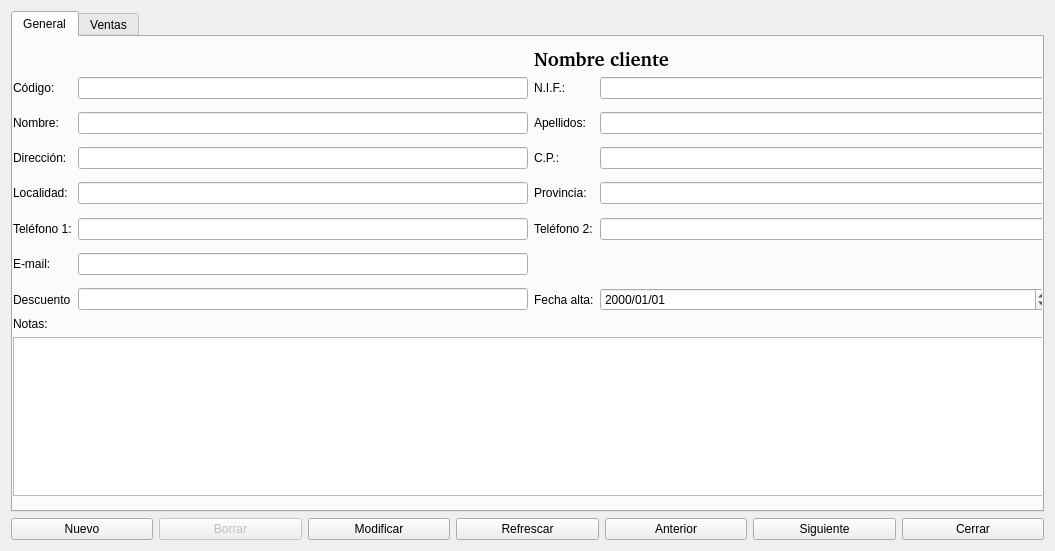
First picture: the form in clientes.ui, repository Ladis72/tienda, before the edit.
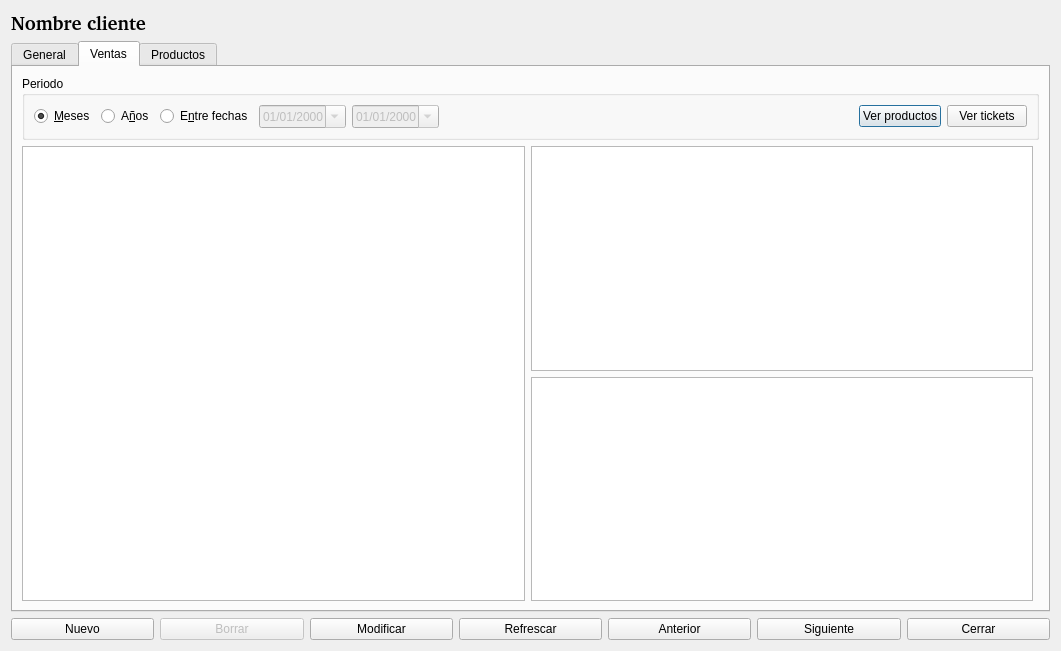
Second picture: the form after the edit. The open tabs and pages were chosen to show the change.

Commit message: Añadido historico de tickets local a clientes

Patch:
```diff
--- a/clientes.ui
+++ b/clientes.ui
@@ -6,16 +6,93 @@
    <rect>
     <x>0</x>
     <y>0</y>
-    <width>1055</width>
-    <height>551</height>
+    <width>1061</width>
+    <height>651</height>
    </rect>
   </property>
   <property name="windowTitle">
    <string>Clientes</string>
   </property>
-  <layout class="QVBoxLayout" name="verticalLayout">
-   <item>
-    <widget class="QTabWidget" name="tabWidget">
+  <layout class="QGridLayout" name="gridLayout">
+   <item row="2" column="0">
+    <layout class="QHBoxLayout" name="horizontalLayout">
+     <item>
+      <widget class="QPushButton" name="pushButtonNuevo">
+       <property name="text">
+        <string>Nuevo</string>
+       </property>
+       <property name="autoDefault">
+        <bool>false</bool>
+       </property>
+      </widget>
+     </item>
+     <item>
+      <widget class="QPushButton" name="pushButtonBorrar">
+       <property name="enabled">
+        <bool>false</bool>
+       </property>
+       <property name="text">
+        <string>Borrar</string>
+       </property>
+       <property name="autoDefault">
+        <bool>false</bool>
+       </property>
+      </widget>
+     </item>
+     <item>
+      <widget class="QPushButton" name="pushButtonModificar">
+       <property name="text">
+        <string>Modificar</string>
+       </property>
+       <property name="autoDefault">
+        <bool>false</bool>
+       </property>
+      </widget>
+     </item>
+     <item>
+      <widget class="QPushButton" name="pushButtonReffrescar">
+       <property name="text">
+        <string>Refrescar</string>
+       </property>
+       <property name="autoDefault">
+        <bool>false</bool>
+       </property>
+      </widget>
+     </item>
+     <item>
+      <widget class="QPushButton" name="pushButtonAnterior">
+       <property name="text">
+        <string>Anterior</string>
+       </property>
+       <property name="autoDefault">
+        <bool>false</bool>
+       </property>
+      </widget>
+     </item>
+     <item>
+      <widget class="QPushButton" name="pushButtonSiguiente">
+       <property name="text">
+        <string>Siguiente</string>
+       </property>
+       <property name="autoDefault">
+        <bool>false</bool>
+       </property>
+      </widget>
+     </item>
+     <item>
+      <widget class="QPushButton" name="pushButtonCerrar">
+       <property name="text">
+        <string>Cerrar</string>
+       </property>
+       <property name="autoDefault">
+        <bool>false</bool>
+       </property>
+      </widget>
+     </item>
+    </layout>
+   </item>
+   <item row="1" column="0">
+    <widget class="QTabWidget" name="tabWidgetProductos">
      <property name="currentIndex">
       <number>1</number>
      </property>
@@ -250,21 +327,6 @@
           </property>
          </widget>
         </item>
-        <item row="0" column="2" colspan="2">
-         <widget class="QLabel" name="labelNombreCliente">
-          <property name="font">
-           <font>
-            <family>Bitstream Charter</family>
-            <pointsize>14</pointsize>
-            <weight>75</weight>
-            <bold>true</bold>
-           </font>
-          </property>
-          <property name="text">
-           <string>Nombre cliente</string>
-          </property>
-         </widget>
-        </item>
         <item row="5" column="2">
          <widget class="QLabel" name="label_6">
           <property name="text">
@@ -288,8 +350,15 @@
       <attribute name="title">
        <string>Ventas</string>
       </attribute>
-      <layout class="QVBoxLayout" name="verticalLayout_2">
-       <item>
+      <layout class="QGridLayout" name="gridLayout_2">
+       <item row="3" column="1">
+        <widget class="QTableView" name="tableView2">
+         <property name="editTriggers">
+          <set>QAbstractItemView::NoEditTriggers</set>
+         </property>
+        </widget>
+       </item>
+       <item row="1" column="0" colspan="3">
         <widget class="QGroupBox" name="groupBox">
          <property name="title">
           <string>Periodo</string>
@@ -359,98 +428,50 @@
            </spacer>
           </item>
           <item>
-           <widget class="QPushButton" name="pushButtonVerProductos">
+           <widget class="QPushButton" name="pushButtonVerProductos2">
             <property name="text">
              <string>Ver productos</string>
             </property>
            </widget>
           </item>
+          <item>
+           <widget class="QPushButton" name="pushButtonVerProductos">
+            <property name="text">
+             <string>Ver tickets</string>
+            </property>
+           </widget>
+          </item>
          </layout>
         </widget>
        </item>
-       <item>
+       <item row="4" column="1">
+        <widget class="QTableView" name="tableViewDetalleTicket"/>
+       </item>
+       <item row="3" column="0" rowspan="2">
         <widget class="QTableView" name="tableView"/>
        </item>
       </layout>
      </widget>
+     <widget class="QWidget" name="Productos">
+      <attribute name="title">
+       <string>Productos</string>
+      </attribute>
+     </widget>
     </widget>
    </item>
-   <item>
-    <layout class="QHBoxLayout" name="horizontalLayout">
-     <item>
-      <widget class="QPushButton" name="pushButtonNuevo">
-       <property name="text">
-        <string>Nuevo</string>
-       </property>
-       <property name="autoDefault">
-        <bool>false</bool>
-       </property>
-      </widget>
-     </item>
-     <item>
-      <widget class="QPushButton" name="pushButtonBorrar">
-       <property name="enabled">
-        <bool>false</bool>
-       </property>
-       <property name="text">
-        <string>Borrar</string>
-       </property>
-       <property name="autoDefault">
-        <bool>false</bool>
-       </property>
-      </widget>
-     </item>
-     <item>
-      <widget class="QPushButton" name="pushButtonModificar">
-       <property name="text">
-        <string>Modificar</string>
-       </property>
-       <property name="autoDefault">
-        <bool>false</bool>
-       </property>
-      </widget>
-     </item>
-     <item>
-      <widget class="QPushButton" name="pushButtonReffrescar">
-       <property name="text">
-        <string>Refrescar</string>
-       </property>
-       <property name="autoDefault">
-        <bool>false</bool>
-       </property>
-      </widget>
-     </item>
-     <item>
-      <widget class="QPushButton" name="pushButtonAnterior">
-       <property name="text">
-        <string>Anterior</string>
-       </property>
-       <property name="autoDefault">
-        <bool>false</bool>
-       </property>
-      </widget>
-     </item>
-     <item>
-      <widget class="QPushButton" name="pushButtonSiguiente">
-       <property name="text">
-        <string>Siguiente</string>
-       </property>
-       <property name="autoDefault">
-        <bool>false</bool>
-       </property>
-      </widget>
-     </item>
-     <item>
-      <widget class="QPushButton" name="pushButtonCerrar">
-       <property name="text">
-        <string>Cerrar</string>
-       </property>
-       <property name="autoDefault">
-        <bool>false</bool>
-       </property>
-      </widget>
-     </item>
-    </layout>
+   <item row="0" column="0">
+    <widget class="QLabel" name="labelNombreCliente">
+     <property name="font">
+      <font>
+       <family>Bitstream Charter</family>
+       <pointsize>14</pointsize>
+       <bold>true</bold>
+      </font>
+     </property>
+     <property name="text">
+      <string>Nombre cliente</string>
+     </property>
+    </widget>
    </item>
   </layout>
  </widget>
```
The commit also changes 4 other files.
